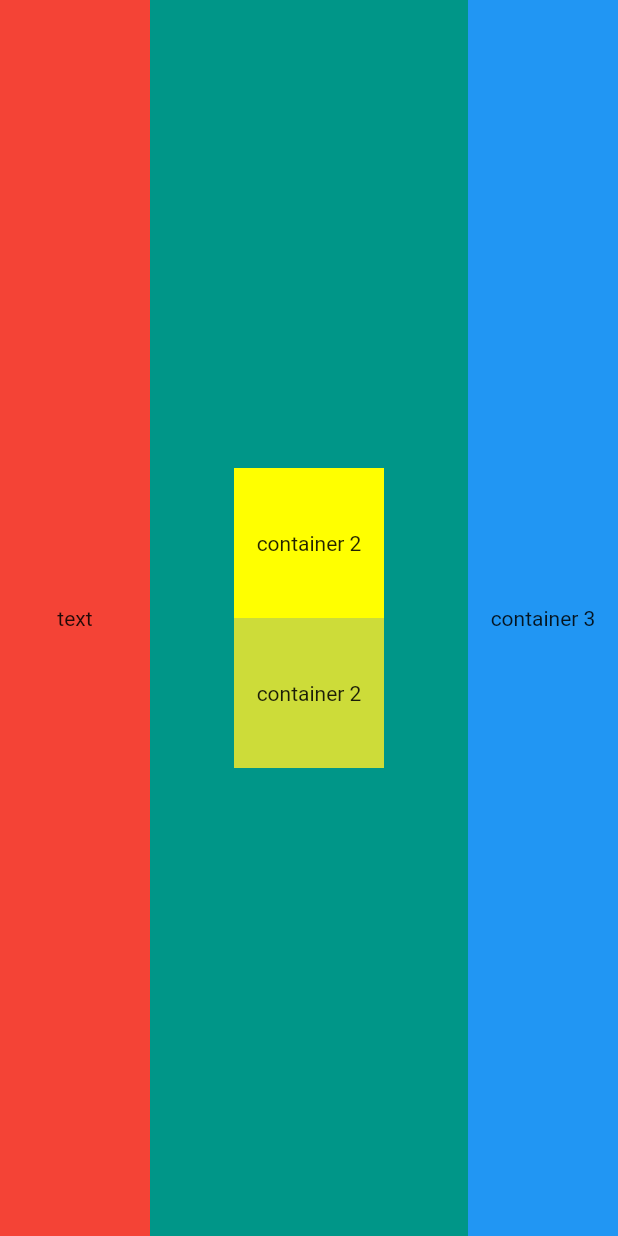
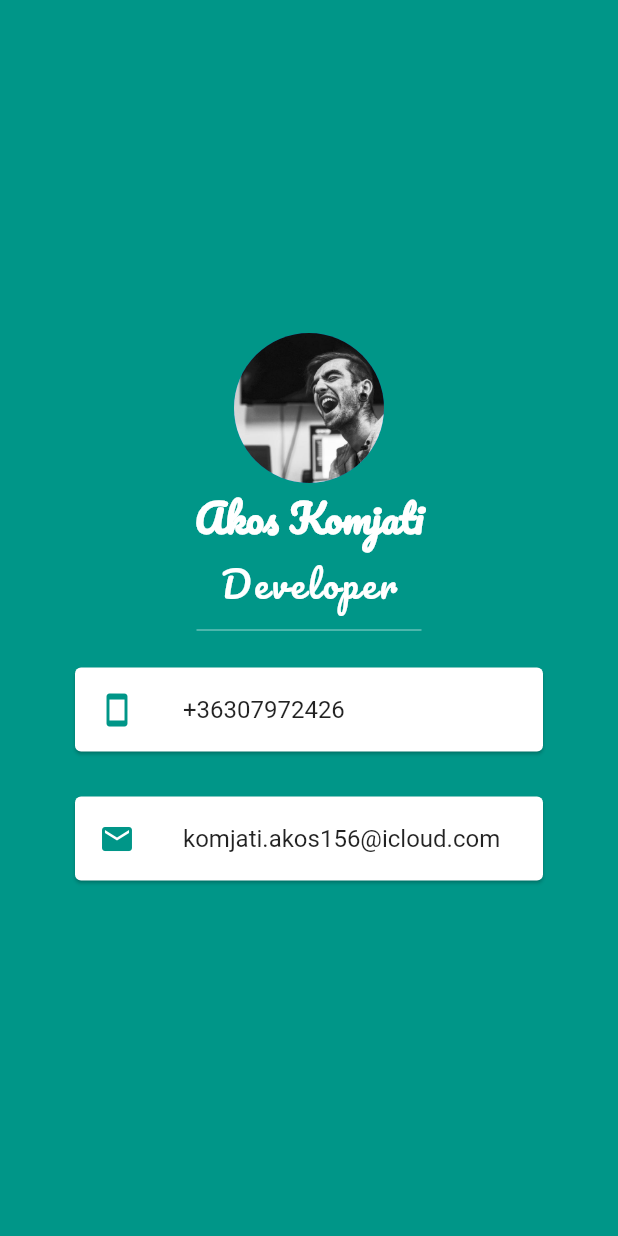
Before and after one commit to komjatia/mi_card, a Flutter app: the screen it shows after launch, on a phone screen of 412 x 824 dp. Run offline on Flutter 3.47's test engine with Material 2 defaults, Android fonts, the phone set to English and light mode, and no system bars.

Commit message:
Me Card Updated

```diff
--- a/lib/main.dart
+++ b/lib/main.dart
@@ -11,48 +11,53 @@ class MyApp extends StatelessWidget {
       home: Scaffold(
         backgroundColor: Colors.teal,
         body: SafeArea(
-          child: Row(
-            crossAxisAlignment: CrossAxisAlignment.stretch,
-            mainAxisAlignment: MainAxisAlignment.spaceBetween,
-            children: <Widget>[
-              Container(
-                width: 100.0,
-                height: 100.0,
-                color: Colors.red,
-                child: Center(
-                  child: Text('text'),
-                ),
+          child: Column(
+            mainAxisAlignment: MainAxisAlignment.center,
+            children: const [
+              CircleAvatar(
+                radius: 50.0,
+                backgroundImage: AssetImage('images/me.jpeg'),
               ),
-              // SizedBox(
-              //   width: 20.0,
-              // ),
-              Column(
+              Text("Akos Komjati",style: TextStyle(
+                fontSize: 26.0,
+                color: Colors.white,
+                fontFamily: "Pacifico",
+                fontWeight: FontWeight.bold
+              ),
+              ),
+              Text("Developer",style: TextStyle(
+                  fontSize: 24.0,
+                  color: Colors.white,
+                  fontFamily: "Pacifico",
+                  fontWeight: FontWeight.normal,
+                  letterSpacing: 2.0
+              ),
+              ),
+             SizedBox(
+               height: 20.0,
+               width: 150.0,
+               child: Divider(
+                 color: Colors.white60,
+               ),
+             ),
+             Card(
+               color: Colors.white,
+               margin: EdgeInsets.symmetric(vertical: 15.0, horizontal: 50.0),
+                 child: ListTile(
+                   leading: Icon(Icons.smartphone,color: Colors.teal,),
+                   title: Text("+36307972426"),
+                 )
 
-               mainAxisAlignment: MainAxisAlignment.center,
-               children: <Widget>[
-                 Container(
-                   height: 100.0,
-                   width: 100.0,
-                   color: Colors.yellowAccent,
-                   child: Center(child: Text("container 2")),
-                 ),
-                 Container(
-                   height: 100.0,
-                   width: 100.0,
-                   color: Colors.lime,
-                   child: Center(child: Text("container 2")),
-                 ),
-               ],
+             ),
+              Card(
+                  color: Colors.white,
+                  margin: EdgeInsets.symmetric(vertical: 15.0, horizontal: 50.0),
+                  child: ListTile(
+                    leading: Icon(Icons.email, color: Colors.teal,),
+                    title: Text("komjati.akos156@icloud.com"),
+                  )
+
               ),
-              Container(
-                height: 100.0,
-                width: 100.0,
-                color: Colors.blue,
-                child: Center(child: Text("container 3")),
-              ),
-              // Container(
-              //   width: double.infinity,
-              // )
             ],
           )
         ),
```
Also changed, not shown: pubspec.yaml (+6 -9 lines), fonts/Pacifico-Regular.ttf (added), images/me.jpeg (added).
